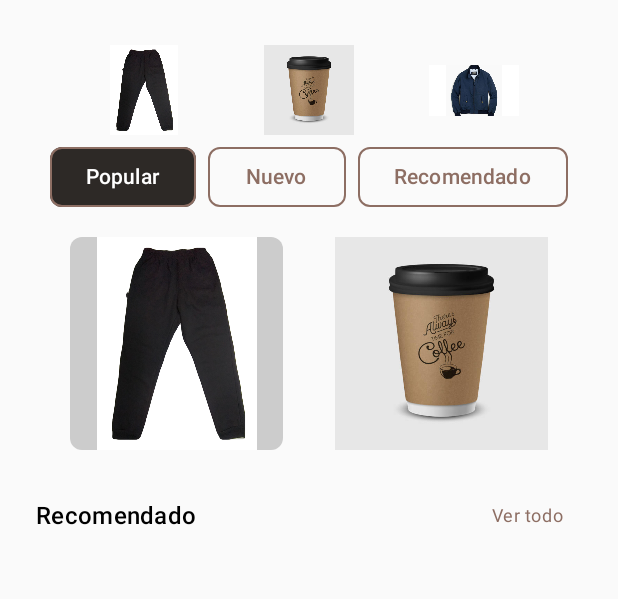
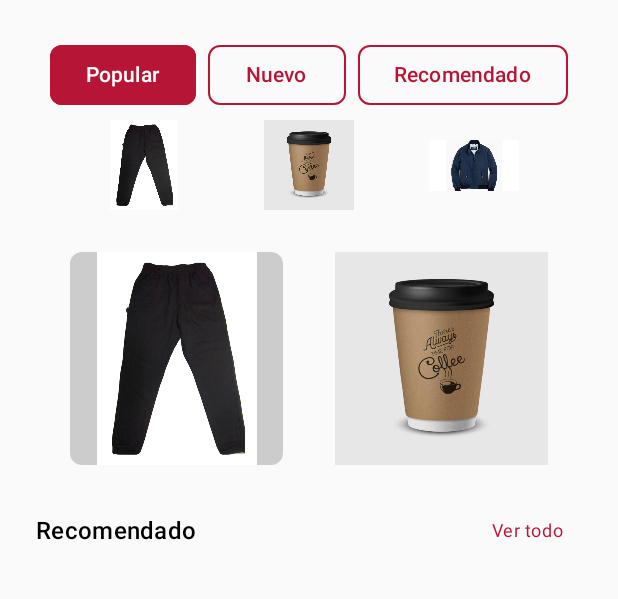
Before and after one commit to Cuzzmotion/Tienda_univalle_ARcore, an Android app built with Jetpack Compose: the HomeScreen screen opened through its navigation route, on a phone screen of 412 x 824 dp, the part 99-698 px from its top. Run offline under Robolectric (Android 15) with nearby library versions, the light colour scheme and no system bars; pictures from the network do not load; 2 statements that could not run were skipped.

Commit message:
Mejoras de Interfaz Gráfica

```diff
--- a/app/src/main/AndroidManifest.xml
+++ b/app/src/main/AndroidManifest.xml
@@ -23,7 +23,6 @@
                 <category android:name="android.intent.category.LAUNCHER" />
             </intent-filter>
         </activity>
-        <activity android:name=".ArVisuals" />
     </application>
 
 </manifest>
--- a/app/src/main/java/com/example/boutique/MainActivity.kt
+++ b/app/src/main/java/com/example/boutique/MainActivity.kt
@@ -90,6 +90,11 @@ fun LoginScreen(navController: NavController) {
         verticalArrangement = Arrangement.Center,
         horizontalAlignment = Alignment.CenterHorizontally
     ) {
+        Image(
+            painter = painterResource(id = R.drawable.logo),
+            contentDescription = "LogoUnivalle",
+            modifier = Modifier.fillMaxWidth()
+        )
         Text(text = "Univalle Boutique", style = MaterialTheme.typography.headlineMedium)
         Spacer(modifier = Modifier.height(8.dp))
         Text(text = "Inicia Sesión", style = MaterialTheme.typography.titleMedium)
@@ -159,7 +164,7 @@ fun LoginScreen(navController: NavController) {
             modifier = Modifier
                 .fillMaxWidth()
                 .height(48.dp),
-            colors = ButtonDefaults.buttonColors(containerColor = Color(0xFF4CAF50))
+            colors = ButtonDefaults.buttonColors(containerColor = Color(183, 21, 54, 255))
         ) {
             Text("Ingresar")
         }
@@ -170,7 +175,7 @@ fun LoginScreen(navController: NavController) {
             onClick = { navController.navigate("home") },
             modifier = Modifier.fillMaxWidth()
         ) {
-            Text("Ingresar sin cuenta", color = Color(0xFF4CAF50))
+            Text("Ingresar sin cuenta", color = Color(183, 21, 54, 255))
         }
     }
 }
@@ -249,10 +254,32 @@ fun HomeScreen(navController: NavController) {
         }
 
         Spacer(modifier = Modifier.height(16.dp))
-
-        // Imágenes encima de los botones de opciones
         Row(
             modifier = Modifier.fillMaxWidth(),
+            horizontalArrangement = Arrangement.Center
+        ) {
+            listOf("Popular", "Nuevo", "Recomendado").forEach { option ->
+                Button(
+                    onClick = { selectedOption = option },
+                    colors = ButtonDefaults.buttonColors(
+                        containerColor = if (selectedOption == option) Color(183, 21, 54, 255) else Color.Transparent,
+                        contentColor = if (selectedOption == option) Color.White else Color(183, 21, 54, 255)
+                    ),
+                    border = BorderStroke(1.dp, Color(183, 21, 54, 255)),
+                    shape = MaterialTheme.shapes.small,
+                    modifier = Modifier
+                        .defaultMinSize(minWidth = 100.dp)
+                        .height(40.dp)
+                        .padding(horizontal = 4.dp)
+                ) {
+                    Text(option)
+                }
+            }
+        }
+        // Imágenes debajo de los botones de opciones
+        Row(
+            modifier = Modifier.fillMaxWidth()
+                .padding(top = 10.dp),
             horizontalArrangement = Arrangement.SpaceEvenly
         ) {
             Image(
@@ -275,28 +302,7 @@ fun HomeScreen(navController: NavController) {
         Spacer(modifier = Modifier.height(8.dp))
 
         // Opciones seleccionables ("Popular", "Nuevo", "Recomendado") centradas y estilizadas
-        Row(
-            modifier = Modifier.fillMaxWidth(),
-            horizontalArrangement = Arrangement.Center
-        ) {
-            listOf("Popular", "Nuevo", "Recomendado").forEach { option ->
-                Button(
-                    onClick = { selectedOption = option },
-                    colors = ButtonDefaults.buttonColors(
-                        containerColor = if (selectedOption == option) Color(0xFF2D2926) else Color.Transparent,
-                        contentColor = if (selectedOption == option) Color.White else Color(0xFF8D6E63)
-                    ),
-                    border = BorderStroke(1.dp, Color(0xFF8D6E63)),
-                    shape = MaterialTheme.shapes.small,
-                    modifier = Modifier
-                        .defaultMinSize(minWidth = 100.dp)
-                        .height(40.dp)
-                        .padding(horizontal = 4.dp)
-                ) {
-                    Text(option)
-                }
-            }
-        }
+
 
         Spacer(modifier = Modifier.height(16.dp))
 
@@ -347,7 +353,7 @@ fun HomeScreen(navController: NavController) {
         ) {
             Text(text = "Recomendado", style = MaterialTheme.typography.titleMedium)
             TextButton(onClick = { /* Acción para Ver todo */ }) {
-                Text("Ver todo", color = Color(0xFF8D6E63), style = MaterialTheme.typography.bodySmall)
+                Text("Ver todo", color = Color(183, 21, 54, 255), style = MaterialTheme.typography.bodySmall)
             }
         }
 
--- a/gradle/libs.versions.toml
+++ b/gradle/libs.versions.toml
@@ -1,5 +1,5 @@
 [versions]
-agp = "8.6.0-alpha07"
+agp = "8.6.0"
 kotlin = "1.9.0"
 coreKtx = "1.13.1"
 junit = "4.13.2"
```
Also changed, not shown: app/src/main/java/com/example/boutique/ArVisuals.kt (+60 -36 lines), app/src/main/res/drawable/logo.png (added), app/src/main/res/drawable/mochilaazul.jpeg (added), app/src/main/res/drawable/mochilapeqverde.jpeg (added), app/src/main/res/drawable/poloverde.jpeg (added), 3 other files.
